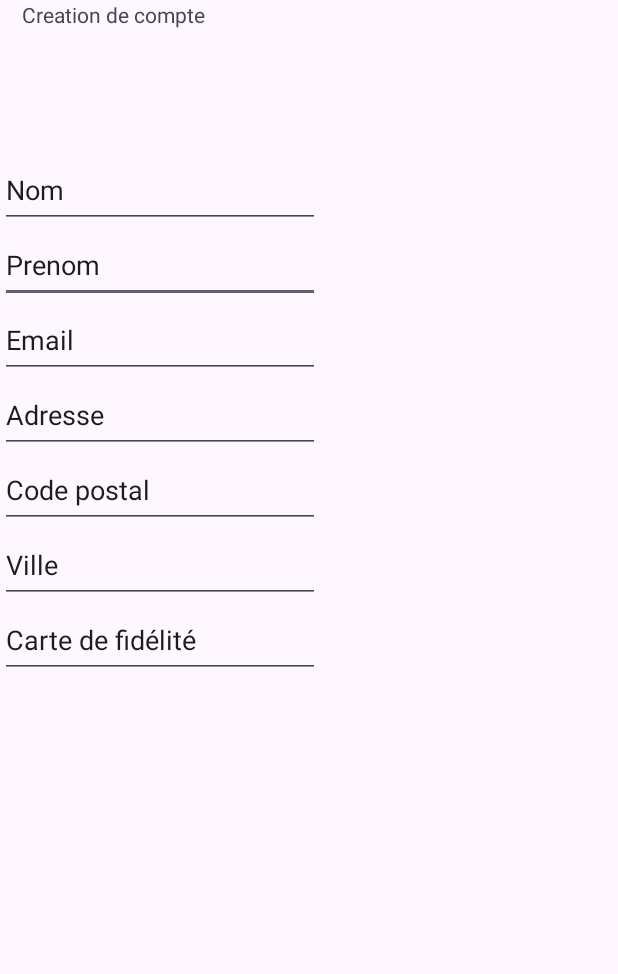
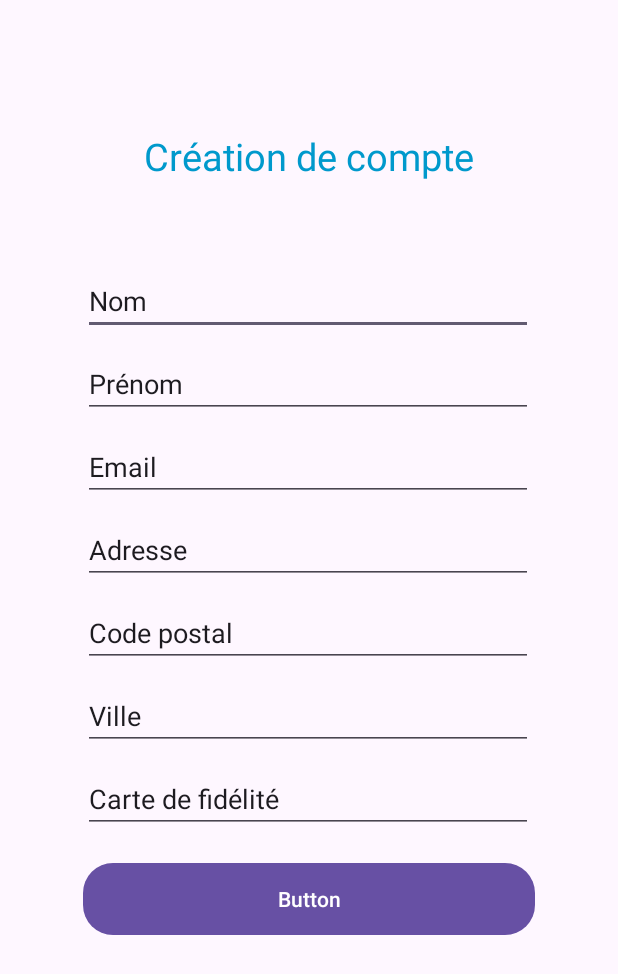
Before and after one commit to benaja-bendo/cgr, an Android app: the layout activity_accountcrea.xml on its own in the app's theme, with its tools: preview values and no code run, on a phone screen of 412 x 824 dp. Shown: the top 974 px of the screen. Run offline under Robolectric (Android 15) with nearby library versions, the phone set to English and light mode, and no system bars.

Commit message:
finished account page creation

```diff
--- a/app/src/main/java/com/example/cgr/AccountCreaActivity.java
+++ b/app/src/main/java/com/example/cgr/AccountCreaActivity.java
@@ -1,4 +1,7 @@
 package com.example.cgr;
+
+import android.widget.TextView;
+
 
 public class AccountCreaActivity {
 }
--- a/app/src/main/java/com/example/cgr/MainActivity.kt
+++ b/app/src/main/java/com/example/cgr/MainActivity.kt
@@ -1,12 +1,17 @@
 package com.example.cgr
 
+import android.os.Bundle
+import android.widget.TextView
 import androidx.appcompat.app.AppCompatActivity
-import android.os.Bundle
+import android.widget.EditText
+
 
 class MainActivity : AppCompatActivity() {
     override fun onCreate(savedInstanceState: Bundle?) {
         super.onCreate(savedInstanceState)
         setContentView(R.layout.activity_main)
-
+        val helloTextView = findViewById<TextView>(R.id.text_view_id)
+        val userGreeting = getString(R.string.user_greeting)
+        helloTextView.setText(R.string.user_greeting)
     }
 }
--- /dev/null
+++ b/app/src/main/res/drawable/rounded_button_background.xml
@@ -0,0 +1,5 @@
+<?xml version="1.0" encoding="utf-8"?>
+<shape xmlns:android="http://schemas.android.com/apk/res/android" android:shape="rectangle">
+    <solid android:color="#0D47BA"/>
+    <corners android:radius="20dp"/>
+</shape>
--- a/app/src/main/res/layout/activity_accountcrea.xml
+++ b/app/src/main/res/layout/activity_accountcrea.xml
@@ -1,108 +1,109 @@
 <?xml version="1.0" encoding="utf-8"?>
-<androidx.constraintlayout.widget.ConstraintLayout xmlns:android="http://schemas.android.com/apk/res/android"
+<LinearLayout xmlns:android="http://schemas.android.com/apk/res/android"
     xmlns:app="http://schemas.android.com/apk/res-auto"
     xmlns:tools="http://schemas.android.com/tools"
     android:layout_width="match_parent"
-    android:layout_height="match_parent">
+    android:layout_height="match_parent"
+    android:orientation="vertical"
+    android:padding="55dp">
+
+
+    <TextView
+        android:id="@+id/textView"
+        android:layout_width="250dp"
+        android:layout_height="97dp"
+        android:layout_marginStart="25dp"
+        android:layout_marginBottom="25dp"
+        android:gravity="center"
+        android:text="Création de compte"
+        android:textSize="25dp"
+        android:textColor="@android:color/holo_blue_dark"
+        tools:layout_editor_absoluteX="80dp"
+        tools:layout_editor_absoluteY="16dp"/>
+
+    <EditText
+        android:id="@+id/editTextText"
+        android:layout_width="300dp"
+        android:layout_height="wrap_content"
+        android:layout_centerHorizontal="true"
+        android:layout_marginBottom="10dp"
+        android:ems="10"
+        android:inputType="text"
+        android:text="Nom"
+        tools:layout_editor_absoluteY="150dp" />
 
     <EditText
         android:id="@+id/editTextText2"
-        android:layout_width="wrap_content"
-        android:layout_height="50dp"
+        android:layout_width="300dp"
+        android:layout_height="wrap_content"
+        android:layout_marginBottom="10dp"
         android:ems="10"
         android:inputType="text"
-        android:text="Prenom"
-        app:layout_constraintEnd_toEndOf="@+id/editTextTextEmailAddress"
-        app:layout_constraintStart_toStartOf="@+id/editTextTextEmailAddress"
-        app:layout_constraintTop_toBottomOf="@+id/editTextText" />
-
-    <TextView
-        android:id="@+id/textView"
-        android:layout_width="184dp"
-        android:layout_height="90dp"
-        android:text="Creation de compte"
-        app:layout_constraintEnd_toEndOf="@+id/editTextText"
-        app:layout_constraintStart_toStartOf="@+id/editTextText"
-        tools:layout_editor_absoluteY="54dp" />
+        android:text="Prénom"
+        tools:layout_editor_absoluteX="55dp"
+        tools:layout_editor_absoluteY="210dp" />
 
     <EditText
-        android:id="@+id/editTextText"
-        android:layout_width="wrap_content"
-        android:layout_height="50dp"
-        android:layout_marginTop="12dp"
-        android:ems="10"
-        android:inputType="text"
-        android:text="Nom"
-        app:layout_constraintEnd_toEndOf="parent"
-        app:layout_constraintHorizontal_bias="0.0"
-        app:layout_constraintStart_toStartOf="@+id/editTextText2"
-        app:layout_constraintTop_toBottomOf="@+id/textView" />
-
-    <EditText
-        android:id="@+id/editTextTextEmailAddress"
-        android:layout_width="wrap_content"
-        android:layout_height="50dp"
+        android:id="@+id/editTextTextEmailAddress2"
+        android:layout_width="300dp"
+        android:layout_height="wrap_content"
+        android:layout_marginBottom="10dp"
         android:ems="10"
         android:inputType="textEmailAddress"
         android:text="Email"
-        app:layout_constraintEnd_toEndOf="@+id/editTextTextPostalAddress"
-        app:layout_constraintStart_toStartOf="@+id/editTextTextPostalAddress"
-        app:layout_constraintTop_toBottomOf="@+id/editTextText2" />
+        tools:layout_editor_absoluteX="55dp"
+        tools:layout_editor_absoluteY="270dp" />
+
+    <EditText
+        android:id="@+id/editTextText3"
+        android:layout_width="300dp"
+        android:layout_height="wrap_content"
+        android:layout_marginBottom="10dp"
+        android:ems="10"
+        android:inputType="text"
+        android:text="Adresse"
+        tools:layout_editor_absoluteX="55dp"
+        tools:layout_editor_absoluteY="330dp" />
 
     <EditText
         android:id="@+id/editTextTextPostalAddress"
-        android:layout_width="wrap_content"
-        android:layout_height="50dp"
+        android:layout_width="300dp"
+        android:layout_height="wrap_content"
+        android:layout_marginBottom="10dp"
         android:ems="10"
         android:inputType="textPostalAddress"
-        android:text="Adresse"
-        app:layout_constraintEnd_toEndOf="@+id/editTextNumberDecimal"
-        app:layout_constraintStart_toStartOf="@+id/editTextNumberDecimal"
-        app:layout_constraintTop_toBottomOf="@+id/editTextTextEmailAddress" />
+        android:text="Code postal"
+        tools:layout_editor_absoluteX="55dp"
+        tools:layout_editor_absoluteY="390dp" />
 
     <EditText
-        android:id="@+id/editTextNumberDecimal"
-        android:layout_width="wrap_content"
-        android:layout_height="50dp"
-        android:ems="10"
-        android:inputType="numberDecimal"
-        android:text="Code postal"
-        app:layout_constraintEnd_toEndOf="@+id/editTextText3"
-        app:layout_constraintStart_toStartOf="@+id/editTextText3"
-        app:layout_constraintTop_toBottomOf="@+id/editTextTextPostalAddress" />
-
-    <EditText
-        android:id="@+id/editTextText3"
-        android:layout_width="wrap_content"
-        android:layout_height="50dp"
+        android:id="@+id/editTextText4"
+        android:layout_width="300dp"
+        android:layout_height="wrap_content"
+        android:layout_marginBottom="10dp"
         android:ems="10"
         android:inputType="text"
         android:text="Ville"
-        app:layout_constraintEnd_toEndOf="@+id/editTextNumberDecimal2"
-        app:layout_constraintStart_toStartOf="@+id/editTextNumberDecimal2"
-        app:layout_constraintTop_toBottomOf="@+id/editTextNumberDecimal" />
+        tools:layout_editor_absoluteX="55dp"
+        tools:layout_editor_absoluteY="450dp" />
 
     <EditText
-        android:id="@+id/editTextNumberDecimal2"
-        android:layout_width="wrap_content"
-        android:layout_height="50dp"
+        android:id="@+id/editTextText5"
+        android:layout_width="300dp"
+        android:layout_height="wrap_content"
+        android:layout_marginBottom="20dp"
         android:ems="10"
-        android:inputType="numberDecimal"
+        android:inputType="text"
         android:text="Carte de fidélité"
-        app:layout_constraintTop_toBottomOf="@+id/editTextText3"
-        tools:layout_editor_absoluteX="79dp" />
+        tools:layout_editor_absoluteX="55dp"
+        tools:layout_editor_absoluteY="510dp" />
 
-    <androidx.constraintlayout.widget.Guideline
-        android:id="@+id/guideline"
-        android:layout_width="wrap_content"
+    <Button
+        android:id="@+id/button"
+        android:layout_width="match_parent"
         android:layout_height="wrap_content"
-        android:orientation="vertical"
-        app:layout_constraintGuide_begin="20dp" />
+        android:background="@drawable/rounded_button_background"
+        android:textColor="@android:color/white"
+        android:text="Button" />
 
-    <androidx.constraintlayout.widget.Barrier
-        android:id="@+id/barrier"
-        android:layout_width="wrap_content"
-        android:layout_height="wrap_content"
-        app:barrierDirection="top"
-        app:constraint_referenced_ids="textView,editTextText,editTextTextEmailAddress,editTextText2,editTextText3,editTextTextPostalAddress,editTextNumberDecimal2,editTextNumberDecimal" />
-</androidx.constraintlayout.widget.ConstraintLayout>
+</LinearLayout>
--- a/app/src/main/res/layout/activity_main.xml
+++ b/app/src/main/res/layout/activity_main.xml
@@ -2,6 +2,7 @@
 <androidx.constraintlayout.widget.ConstraintLayout xmlns:android="http://schemas.android.com/apk/res/android"
     xmlns:app="http://schemas.android.com/apk/res-auto"
     xmlns:tools="http://schemas.android.com/tools"
+    android:id="@+id/text_view_id"
     android:layout_width="match_parent"
     android:layout_height="match_parent"
     tools:context=".MainActivity">
--- a/app/src/main/res/values/strings.xml
+++ b/app/src/main/res/values/strings.xml
@@ -1,3 +1,4 @@
 <resources>
     <string name="app_name">CGR</string>
+    <string name="user_greeting">Bonjour Utilisateur</string>
 </resources>
```
